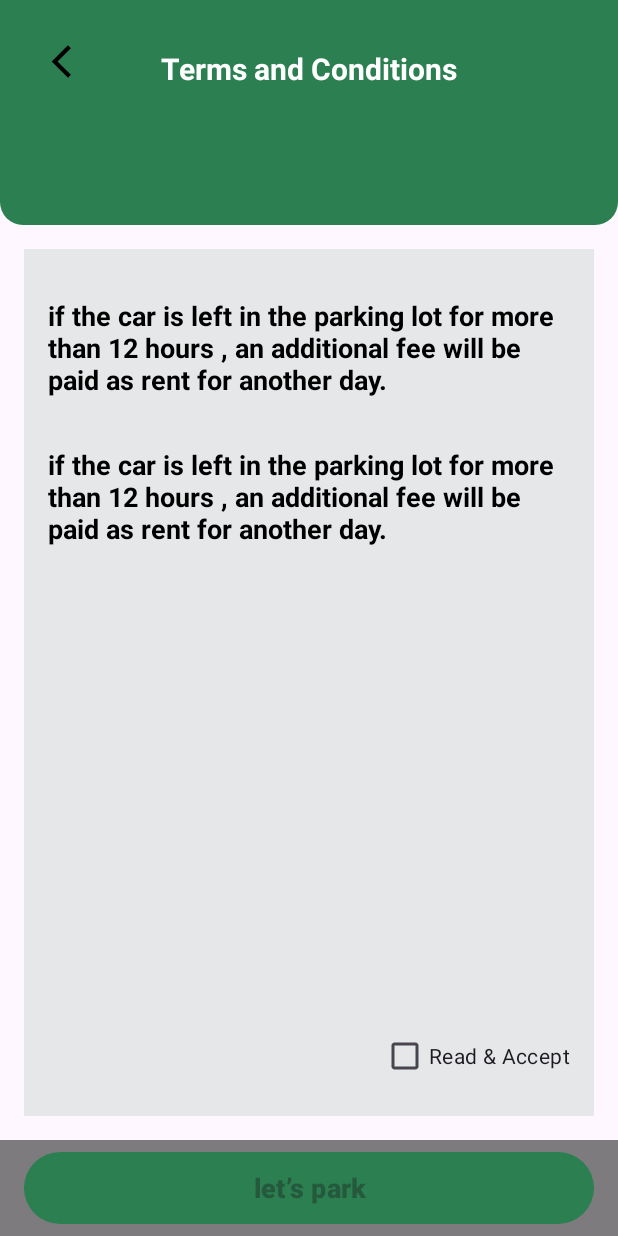
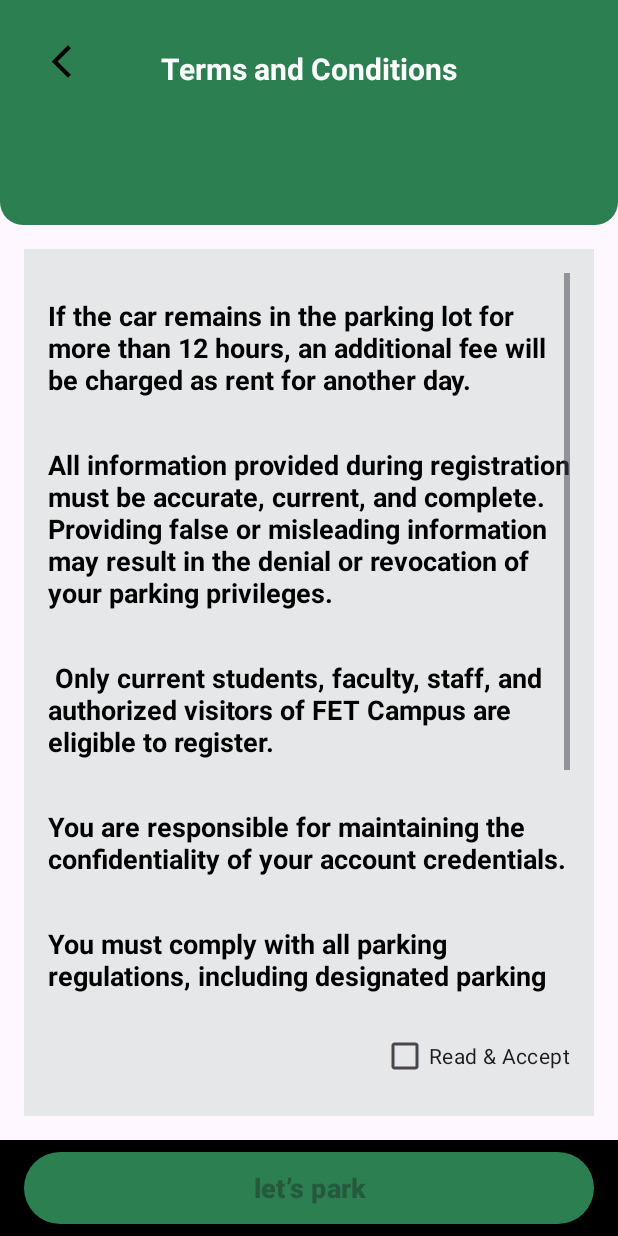
Before and after one commit to odai0962/ParkingApp, an Android app: the TermsAndConditions screen opened directly, with no data from a screen before it, on a phone screen of 412 x 824 dp. Run offline under Robolectric (Android 15) with nearby library versions, the phone set to English and light mode, and no system bars.

Commit message:
changes Done

```diff
--- a/app/src/main/res/drawable/baseline_notifications_none_24.xml
+++ b/app/src/main/res/drawable/baseline_notifications_none_24.xml
@@ -1,4 +1,4 @@
-<vector android:height="24dp" android:tint="#000000"
+<vector android:alpha="0.8" android:height="24dp" android:tint="#18432B"
     android:viewportHeight="24" android:viewportWidth="24"
     android:width="24dp" xmlns:android="http://schemas.android.com/apk/res/android">
     <path android:fillColor="@android:color/white" android:pathData="M12,22c1.1,0 2,-0.9 2,-2h-4c0,1.1 0.9,2 2,2zM18,16v-5c0,-3.07 -1.63,-5.64 -4.5,-6.32L13.5,4c0,-0.83 -0.67,-1.5 -1.5,-1.5s-1.5,0.67 -1.5,1.5v0.68C7.64,5.36 6,7.92 6,11v5l-2,2v1h16v-1l-2,-2zM16,17L8,17v-6c0,-2.48 1.51,-4.5 4,-4.5s4,2.02 4,4.5v6z"/>
--- /dev/null
+++ b/app/src/main/res/drawable/baseline_person_24.xml
@@ -0,0 +1,5 @@
+<vector android:alpha="0.8" android:height="24dp" android:tint="#5E5959"
+    android:viewportHeight="24" android:viewportWidth="24"
+    android:width="24dp" xmlns:android="http://schemas.android.com/apk/res/android">
+    <path android:fillColor="@android:color/white" android:pathData="M12,12c2.21,0 4,-1.79 4,-4s-1.79,-4 -4,-4 -4,1.79 -4,4 1.79,4 4,4zM12,14c-2.67,0 -8,1.34 -8,4v2h16v-2c0,-2.66 -5.33,-4 -8,-4z"/>
+</vector>
--- a/app/src/main/res/layout/activity_edit_profile.xml
+++ b/app/src/main/res/layout/activity_edit_profile.xml
@@ -39,7 +39,7 @@
         <de.hdodenhof.circleimageview.CircleImageView
             android:layout_width="160dp"
             android:layout_height="160dp"
-            android:src="@drawable/user"
+            android:src="@drawable/baseline_person_24"
             android:layout_marginTop="16dp"
             app:civ_border_width="1dp"
             android:id="@+id/profileimage"
--- a/app/src/main/res/layout/activity_terms_and_conditions.xml
+++ b/app/src/main/res/layout/activity_terms_and_conditions.xml
@@ -5,12 +5,12 @@
     android:layout_width="match_parent"
     android:layout_height="match_parent"
     tools:context=".TermsAndConditions">
+
     <View
         android:layout_width="match_parent"
         android:layout_height="150dp"
         android:background="@drawable/parkinglotborder"
-        android:id="@+id/view"
-        />
+        android:id="@+id/view" />
 
     <ImageView
         android:layout_width="50dp"
@@ -24,6 +24,7 @@
         android:padding="12dp"
         android:id="@+id/backArrowTermsAndConditions"
         android:src="@drawable/baseline_arrow_back_ios_new_24" />
+
     <TextView
         android:layout_marginTop="32dp"
         android:layout_width="wrap_content"
@@ -33,8 +34,8 @@
         android:textStyle="bold"
         android:textColor="@color/white"
         android:layout_centerHorizontal="true"
-        android:id="@+id/TextTermsAndConditions"
-        />
+        android:id="@+id/TextTermsAndConditions" />
+
     <FrameLayout
         android:layout_margin="16dp"
         android:layout_width="match_parent"
@@ -42,59 +43,116 @@
         android:layout_below="@+id/view"
         android:layout_above="@+id/frameLetsPark"
         android:background="@color/lightGrey"
-        android:padding="16dp"
-        >
+        android:padding="16dp">
 
         <RelativeLayout
             android:layout_width="match_parent"
             android:layout_height="match_parent">
+
+            <ScrollView
+                android:layout_width="match_parent"
+                android:layout_height="match_parent"
+                android:layout_above="@+id/checkedBox"
+                android:id="@+id/scrollViewTerms">
+
+                <RelativeLayout
+                    android:layout_width="match_parent"
+                    android:layout_height="wrap_content">
+
                     <TextView
                         android:layout_marginTop="16dp"
                         android:layout_width="wrap_content"
                         android:layout_height="wrap_content"
-               android:text="if the car is left in the parking lot for more than 12 hours , an additional fee will be paid as rent for another day."
+                        android:text="If the car remains in the parking lot for more than 12 hours, an additional fee will be charged as rent for another day."
                         android:textStyle="bold"
                         android:textSize="18sp"
                         android:textColor="@color/black"
-               android:id="@+id/Terms1"
-               />
+                        android:id="@+id/Terms1" />
+
                     <TextView
                         android:layout_marginTop="32dp"
                         android:layout_width="wrap_content"
                         android:layout_height="wrap_content"
-               android:text="if the car is left in the parking lot for more than 12 hours , an additional fee will be paid as rent for another day."
+                        android:text="All information provided during registration must be accurate, current, and complete. Providing false or misleading information may result in the denial or revocation of your parking privileges."
                         android:textStyle="bold"
                         android:textSize="18sp"
                         android:textColor="@color/black"
                         android:id="@+id/Terms2"
-               android:layout_below="@+id/Terms1"
-               />
+                        android:layout_below="@+id/Terms1" />
+
+                    <TextView
+                        android:layout_marginTop="32dp"
+                        android:layout_width="wrap_content"
+                        android:layout_height="wrap_content"
+                        android:text=" Only current students, faculty, staff, and authorized visitors of FET Campus are eligible to register."
+                        android:textStyle="bold"
+                        android:textSize="18sp"
+                        android:textColor="@color/black"
+                        android:id="@+id/Terms3"
+                        android:layout_below="@+id/Terms2" />
+                    <TextView
+                        android:layout_marginTop="32dp"
+                        android:layout_width="wrap_content"
+                        android:layout_height="wrap_content"
+                        android:text="You are responsible for maintaining the confidentiality of your account credentials."
+                        android:textStyle="bold"
+                        android:textSize="18sp"
+                        android:textColor="@color/black"
+                        android:id="@+id/Terms4"
+                        android:layout_below="@+id/Terms3" />
+                    <TextView
+                        android:layout_marginTop="32dp"
+                        android:layout_width="wrap_content"
+                        android:layout_height="wrap_content"
+                        android:text="You must comply with all parking regulations, including designated parking areas, speed limits, and posted signs."
+                        android:textStyle="bold"
+                        android:textSize="18sp"
+                        android:textColor="@color/black"
+                        android:id="@+id/Terms5"
+                        android:layout_below="@+id/Terms4" />
+                    <TextView
+                        android:layout_marginTop="32dp"
+                        android:layout_width="wrap_content"
+                        android:layout_height="wrap_content"
+                        android:text="Violations may result in fines, towing at your expense, or revocation of parking privileges."
+                        android:textStyle="bold"
+                        android:textSize="18sp"
+                        android:textColor="@color/black"
+                        android:id="@+id/Terms6"
+                        android:layout_below="@+id/Terms5" />
+                    <TextView
+                        android:layout_marginTop="32dp"
+                        android:layout_width="wrap_content"
+                        android:layout_height="wrap_content"
+                        android:text="Parking on campus is at your own risk. FET Campus is not responsible for damage or theft of vehicles."
+                        android:textStyle="bold"
+                        android:textSize="18sp"
+                        android:textColor="@color/black"
+                        android:id="@+id/Terms7"
+                        android:layout_below="@+id/Terms6" />
+
+                </RelativeLayout>
+            </ScrollView>
+
             <CheckBox
+                android:layout_marginTop="16dp"
                 android:layout_width="wrap_content"
                 android:layout_height="wrap_content"
                 android:text="Read &amp; Accept"
                 android:layout_alignParentBottom="true"
                 android:layout_alignParentEnd="true"
-               android:id="@+id/checkedBox"
-           />
-
+                android:id="@+id/checkedBox" />
         </RelativeLayout>
-
     </FrameLayout>
-
-
 
     <FrameLayout
         android:layout_alignParentBottom="true"
         android:layout_width="match_parent"
         android:layout_height="wrap_content"
-        android:background="@color/blackt"
-        android:id="@+id/frameLetsPark"
-
-        >
+        android:background="@color/black"
+        android:id="@+id/frameLetsPark">
 
         <Button
-
             android:layout_width="match_parent"
             android:layout_height="wrap_content"
             android:text="let’s park"
@@ -105,7 +163,6 @@
             android:layout_marginVertical="8dp"
             android:background="@drawable/nextborder"
             android:backgroundTint="@null"
-            app:backgroundTint="@null"
-            />
+            app:backgroundTint="@null" />
     </FrameLayout>
 </RelativeLayout>
--- a/app/src/main/res/layout/fragment_home.xml
+++ b/app/src/main/res/layout/fragment_home.xml
@@ -33,7 +33,7 @@
                 android:layout_marginTop="8dp"
                 android:layout_marginEnd="8dp"
                 android:layout_marginBottom="8dp"
-                android:src="@drawable/user"
+                android:src="@drawable/baseline_person_24"
                 app:civ_border_color="@color/black"
                 app:civ_border_width="1dp" />
 
@@ -50,7 +50,7 @@
                 android:contentDescription="notification"
                 android:padding="8dp"
                 android:scaleType="fitCenter"
-                android:src="@drawable/bell" />
+                android:src="@drawable/baseline_notifications_none_24" />
 
             <TextView
                 android:id="@+id/LetsFindA"
```
Lines whose indentation alone changed are shown as unchanged.
